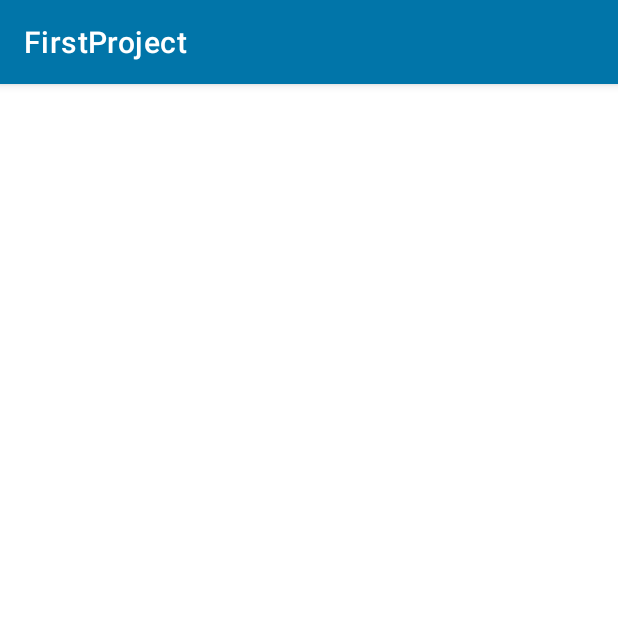
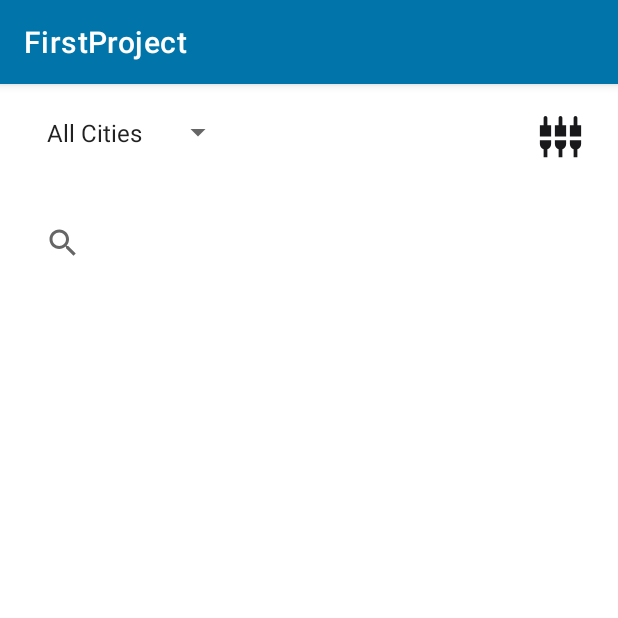
Before and after one commit to LAdamyan/main, an Android app: the MainActivity screen opened directly, with no data from a screen before it, on a phone screen of 412 x 824 dp, the top half of it. Run offline under Robolectric (Android 15) with nearby library versions, the light colour scheme and no system bars.

Commit message:
homework10

```diff
--- /dev/null
+++ b/app/src/main/res/drawable/search_view_shape.xml
@@ -0,0 +1,10 @@
+<?xml version="1.0" encoding="utf-8"?>
+
+<shape xmlns:android="http://schemas.android.com/apk/res/android">
+    <solid android:color="#ffffff"/>
+    <corners android:radius="8dp"/>
+    <padding android:left="8dp"
+        android:bottom="8dp"
+        android:right="8dp"
+        android:top="8dp"/>
+</shape>
--- a/app/src/main/res/layout/list_activity.xml
+++ b/app/src/main/res/layout/list_activity.xml
@@ -1,16 +1,65 @@
 <?xml version="1.0" encoding="utf-8"?>
 <androidx.constraintlayout.widget.ConstraintLayout xmlns:android="http://schemas.android.com/apk/res/android"
+    xmlns:app="http://schemas.android.com/apk/res-auto"
+    xmlns:tools="http://schemas.android.com/tools"
     android:layout_width="match_parent"
-    android:layout_height="match_parent"
-    xmlns:tools="http://schemas.android.com/tools"
-    xmlns:app="http://schemas.android.com/apk/res-auto">
+    android:layout_height="match_parent">
 
+    <androidx.appcompat.widget.Toolbar
+        android:id="@+id/listVew_toolbar"
+        android:layout_width="match_parent"
+        android:layout_height="@dimen/sixty_dp"
+        android:layout_marginTop="4dp"
+        app:layout_constraintEnd_toEndOf="parent"
+        app:layout_constraintHorizontal_bias="0.0"
+        app:layout_constraintStart_toStartOf="parent"
+        app:layout_constraintTop_toTopOf="parent" />
+
+
+    <androidx.appcompat.widget.AppCompatSpinner
+        android:id="@+id/spinner_cities"
+        android:layout_width="wrap_content"
+        android:layout_height="@dimen/fifty_dp"
+        android:layout_marginEnd="@dimen/_120dp"
+        android:layout_marginBottom="@dimen/twenty_dp"
+        android:entries="@array/cities_array"
+        app:layout_constraintEnd_toStartOf="@+id/toolbar_settings"
+        app:layout_constraintHorizontal_bias="0"
+        app:layout_constraintBottom_toBottomOf="@id/listVew_toolbar"
+        app:layout_constraintStart_toStartOf="@id/listVew_toolbar"
+        app:layout_constraintTop_toTopOf="@id/toolbar_settings" />
+
+    <androidx.appcompat.widget.AppCompatImageView
+        android:id="@+id/toolbar_settings"
+        android:layout_width="30dp"
+        android:layout_height="30dp"
+        android:layout_marginStart="@dimen/sixty_dp"
+        android:layout_marginTop="@dimen/twenty_dp"
+        android:src="@drawable/ic_baseline_settings_input_composite_24"
+        app:layout_constraintEnd_toEndOf="parent"
+        app:layout_constraintStart_toEndOf="@id/spinner_cities"
+        app:layout_constraintTop_toTopOf="parent" />
+
+    <androidx.appcompat.widget.SearchView
+        android:id="@+id/listView_searchBar"
+        android:layout_width="match_parent"
+        android:layout_height="wrap_content"
+        android:layout_marginStart="@dimen/ten_dp"
+        android:layout_marginTop="@dimen/ten_dp"
+        android:layout_marginEnd="@dimen/ten_dp"
+        android:background="@drawable/search_view_shape"
+        app:layout_constraintEnd_toEndOf="parent"
+        app:layout_constraintStart_toStartOf="parent"
+        app:layout_constraintTop_toBottomOf="@id/listVew_toolbar"
+        app:queryHint="@string/search_by_place_name" />
 
     <androidx.recyclerview.widget.RecyclerView
         android:id="@+id/recycleView"
         android:layout_width="match_parent"
         android:layout_height="0dp"
-        app:layout_constraintTop_toTopOf="parent"
-        app:layout_constraintBottom_toBottomOf="parent"/>
+        android:layout_marginTop="@dimen/ten_dp"
+        app:layout_constraintBottom_toBottomOf="parent"
+        app:layout_constraintStart_toStartOf="parent"
+        app:layout_constraintTop_toBottomOf="@id/listView_searchBar" />
 
 </androidx.constraintlayout.widget.ConstraintLayout>
--- a/app/src/main/res/values/strings.xml
+++ b/app/src/main/res/values/strings.xml
@@ -83,6 +83,7 @@
      special to please ever...]]></string>
     <string name="restaurants">Restaurants</string>
     <string name="request">Request</string>
+    <string name="search_by_place_name">Search by place name</string>
 
     <string-array name="colors_array">
 
```
Also changed, not shown: app/src/main/AndroidManifest.xml (+18 -54 lines), app/src/main/java/com/example/myapplication/Entertainments.java (+15 -2 lines), app/src/main/java/com/example/myapplication/ListActivity.java (+20 -1 lines), app/src/main/res/drawable/twister_radius.xml (added, +7 -0 lines), app/src/main/res/layout/kfc_menu.xml (+7 -29 lines), app/src/main/res/layout/recycle_view_item.xml (+38 -61 lines).
